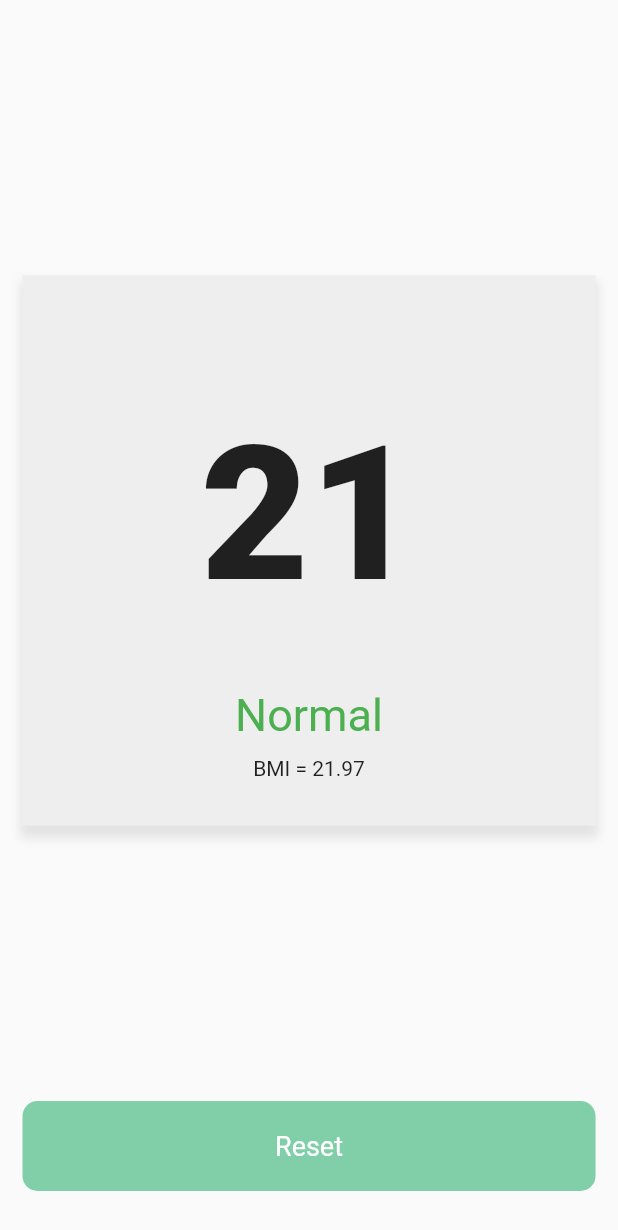
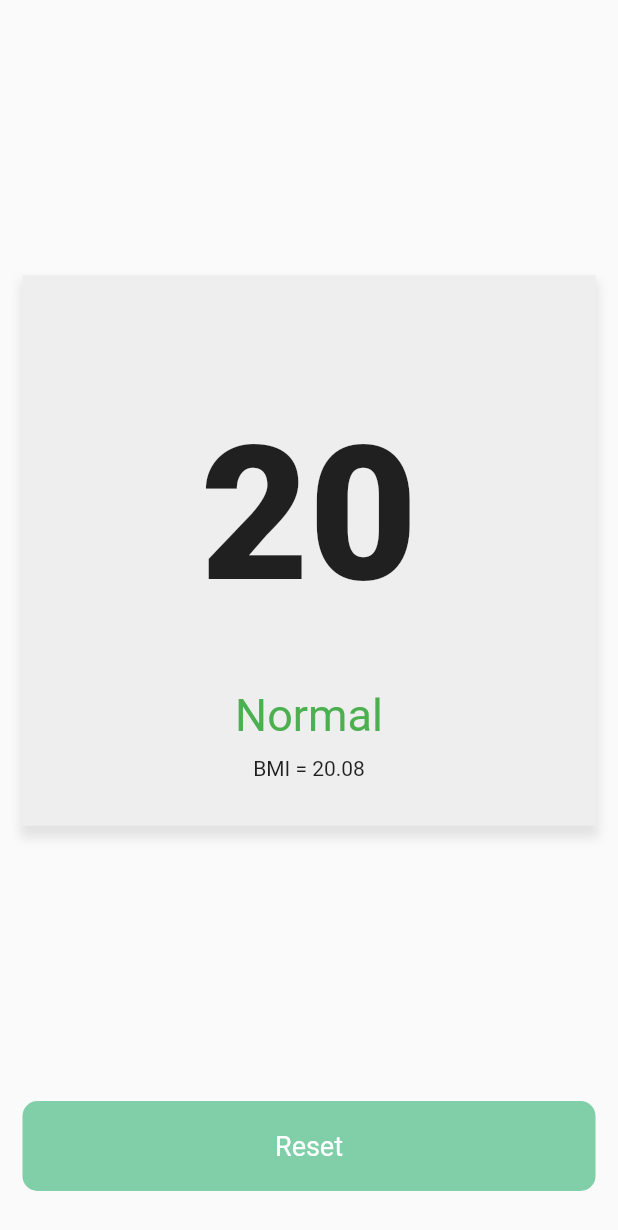
Before and after one commit to MatthieuNadeau96/bmi_calculator, a Flutter app: the screen it shows after launch, after a tap on "Calculate", on a phone screen of 412 x 824 dp. Shown: the top 1230 px of the screen. Run offline on Flutter 3.47's test engine with Material 2 defaults, Android fonts, the phone set to English and light mode, and no system bars; our stand-ins replace numberpicker; statements that could not run were skipped.

Commit message:
calculate bmi and display it on the results screen

```diff
--- a/lib/main.dart
+++ b/lib/main.dart
@@ -22,13 +22,9 @@ class MyApp extends StatelessWidget {
         buttonColor: Color(0xffDED1FF),
         visualDensity: VisualDensity.adaptivePlatformDensity,
       ),
-      initialRoute: '/',
+      home: MyHomePage(),
       routes: {
-        '/': (context) => MyHomePage(),
-        '/results': (context) => ResultScreen(
-              resultText: '21',
-              resultType: 'Normal',
-            ),
+        ResultScreen.routeName: (context) => ResultScreen(),
       },
     );
   }
@@ -45,6 +41,38 @@ class _MyHomePageState extends State<MyHomePage> {
   int age = 25;
   int inches = 70;
   double weight = 140;
+  double bmi = 21;
+  double kg = 63.5029;
+  double meters = 1.778;
+  int bmiRounded = 21;
+  String bmiType = 'Normal';
+  bool healthy = true;
+
+  void calculateBMI() {
+    setState(
+      () {
+        kg = double.parse((weight / 2.205).toStringAsFixed(2)).toDouble();
+        meters = double.parse((inches / 39.37).toStringAsFixed(3)).toDouble();
+        bmi = double.parse((kg / (meters * meters)).toStringAsFixed(2))
+            .toDouble();
+        bmiRounded =
+            double.parse((kg / (meters * meters)).toStringAsFixed(2)).toInt();
+        if (bmi < 18.5) {
+          bmiType = 'Underweight';
+          healthy = false;
+        } else if (bmi > 18.5 && bmi < 24.9) {
+          bmiType = 'Normal';
+          healthy = true;
+        } else if (bmi > 25 && bmi < 29.9) {
+          bmiType = 'Overweight';
+          healthy = false;
+        } else if (bmi > 30) {
+          bmiType = 'Obese';
+          healthy = false;
+        }
+      },
+    );
+  }
 
   int feet = 5;
   int remainderInches = 10;
@@ -215,7 +243,19 @@ class _MyHomePageState extends State<MyHomePage> {
             CustomBigButton(
               text: 'Calculate',
               onTap: () {
-                Navigator.pushNamed(context, '/results');
+                Navigator.push(
+                    context,
+                    MaterialPageRoute(
+                        builder: (context) => ResultScreen(
+                              resultText: bmiRounded.toString(),
+                              resultType: bmiType,
+                              actualBmi: bmi.toString(),
+                              healthy: healthy,
+                            )));
+                calculateBMI();
+                print(kg);
+                print(meters);
+                print('BMI: $bmi');
               },
             ),
           ],
--- a/lib/result_screen.dart
+++ b/lib/result_screen.dart
@@ -2,10 +2,19 @@ import 'package:bmi_calculator/custom_big_button.dart';
 import 'package:flutter/material.dart';
 
 class ResultScreen extends StatelessWidget {
+  static const routeName = '/results';
+
   final String resultText;
   final String resultType;
+  final String actualBmi;
+  final bool healthy;
 
-  ResultScreen({this.resultText, this.resultType});
+  ResultScreen({
+    this.resultText,
+    this.resultType,
+    this.actualBmi,
+    this.healthy,
+  });
 
   @override
   Widget build(BuildContext context) {
@@ -52,12 +61,12 @@ class ResultScreen extends StatelessWidget {
                     Text(
                       resultType,
                       style: TextStyle(
-                        color: Colors.green,
+                        color: healthy ? Colors.green : Colors.orange,
                         fontSize: 30,
                       ),
                     ),
                     SizedBox(height: 10),
-                    Text('BMI = 21.97'),
+                    Text('BMI = $actualBmi'),
                     SizedBox(height: 30),
                   ],
                 ),
```
